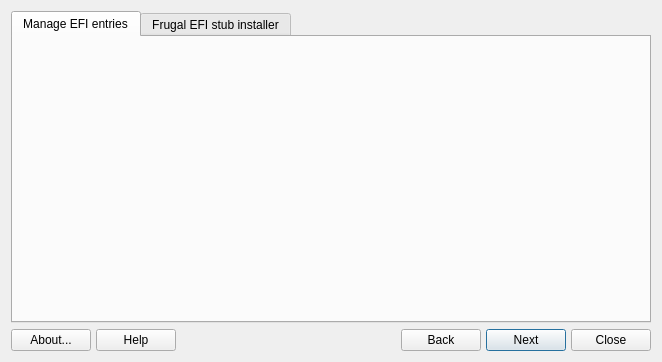
Old version of the form mainwindow.ui in the repository AdrianTM/uefi-manager.
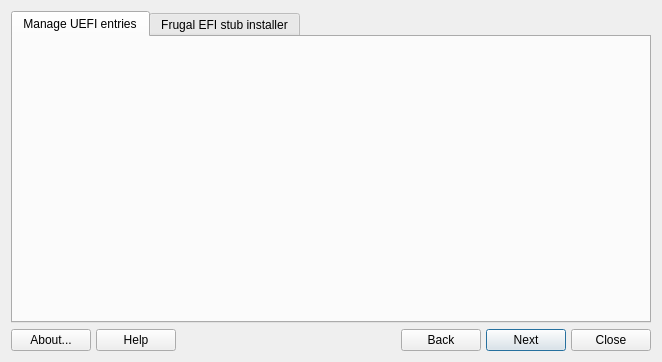
New version of the form. Icons and pictures are not drawn.

Diff of the .ui file:
```diff
--- a/mainwindow.ui
+++ b/mainwindow.ui
@@ -18,7 +18,7 @@
      </property>
      <widget class="QWidget" name="tabManageEfi">
       <attribute name="title">
-       <string>Manage EFI entries</string>
+       <string>Manage UEFI entries</string>
       </attribute>
      </widget>
      <widget class="QWidget" name="tabFrugal">
```
Left out of the diff: 2 changed lines with no effect on the pictures.
